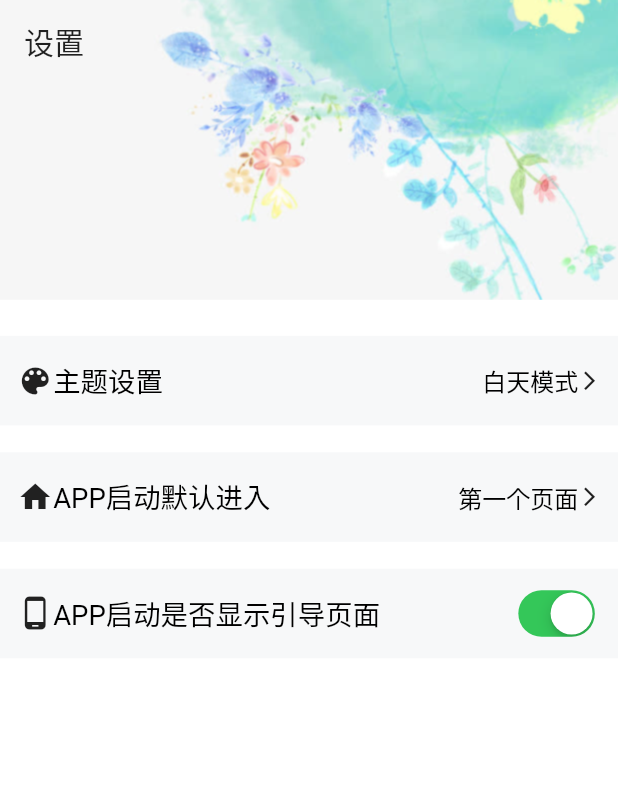
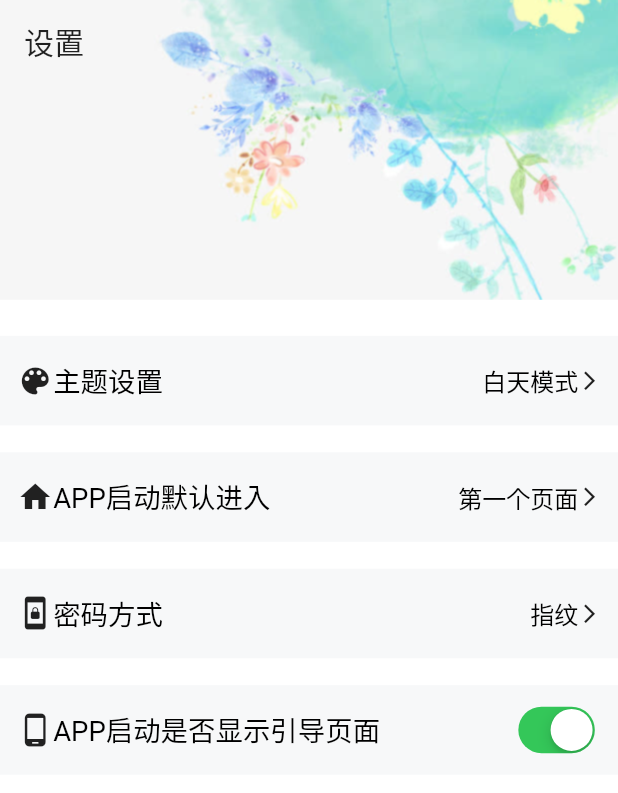
Before and after one commit to kmarryme/flutter_utils_app, a Flutter app: the Setting widget shown alone on an empty page, opened directly, on a phone screen of 412 x 824 dp. Shown: the top 793 px of the screen. Run offline on Flutter 3.47's test engine with Material 2 defaults, Android fonts, the phone set to English and light mode, and no system bars; our stand-ins replace dio, flutter_screenutil, flutter_slidable, flutter_svg, shared_preferences; missing offline and left inert: fab_circular_menu, share_extend; accounts and stored records are empty.

Commit message:
设置页面

```diff
--- a/flutter_introduce/lib/index/index.dart
+++ b/flutter_introduce/lib/index/index.dart
@@ -47,14 +47,14 @@ class _IndexState extends State<Index> {
         animationDuration: Duration(milliseconds: 500),
         options: getItemList(),
         child: Container(
-          decoration: BoxDecoration(
-            image: DecorationImage(
-              image: AssetImage("images/bg1.jpg"),
-              fit: BoxFit.fitHeight
-            )
-          ),
+          // decoration: BoxDecoration(
+          //   image: DecorationImage(
+          //     image: AssetImage("images/bg1.jpg"),
+          //     fit: BoxFit.fitHeight
+          //   )
+          // ),
           child: Scaffold(
-            backgroundColor: Colors.transparent,
+            // backgroundColor: Colors.transparent,
             resizeToAvoidBottomInset: false,
             body: Container(
               padding: EdgeInsets.only(
--- a/flutter_introduce/lib/main/system/setting.dart
+++ b/flutter_introduce/lib/main/system/setting.dart
@@ -64,6 +64,7 @@ class _SettingState extends State<Setting> {
                 children: <Widget>[
                   SettingTheme(),
                   StartUp(),
+                  SecretProtection(),
                   GuideSetting(),
                 ],
               ),
@@ -90,7 +91,7 @@ class _SettingThemeState extends State<SettingTheme> {
   @override
   void initState() {
     utilsGetData(CachingKey.app_theme_key, 'bool').then((val) {
-      if(val != null){
+      if (val != null) {
         setState(() {
           appThemeFlag = val;
         });
@@ -250,6 +251,65 @@ class _StartUpState extends State<StartUp> {
   }
 }
 
+class SecretProtection extends StatefulWidget {
+  SecretProtection({Key key}) : super(key: key);
+
+  @override
+  _SecretProtectionState createState() => _SecretProtectionState();
+}
+
+class _SecretProtectionState extends State<SecretProtection> {
+  @override
+  Widget build(BuildContext context) {
+    return InkWell(
+      child: Container(
+        height: ScreenUtil().setHeight(50),
+        color: Theme.of(context).backgroundColor,
+        margin: EdgeInsets.only(
+          top: ScreenUtil().setHeight(15),
+        ),
+        padding: EdgeInsets.symmetric(
+          horizontal: ScreenUtil().setWidth(10),
+          vertical: ScreenUtil().setHeight(10),
+        ),
+        child: Row(
+          mainAxisAlignment: MainAxisAlignment.spaceBetween,
+          children: <Widget>[
+            Row(
+              children: <Widget>[
+                Icon(Icons.screen_lock_portrait),
+                Text(
+                  "密码方式",
+                  style: TextStyle(
+                    fontSize: ScreenUtil().setSp(16),
+                  ),
+                ),
+              ],
+            ),
+            Row(
+              children: <Widget>[
+                Text(
+                  "指纹",//密码  图案
+                  style: TextStyle(
+                    fontSize: ScreenUtil().setSp(14),
+                  ),
+                ),
+                Icon(
+                  Icons.arrow_forward_ios,
+                  size: 15,
+                ),
+              ],
+            ),
+          ],
+        ),
+      ),
+      onTap: (){
+
+      },
+    );
+  }
+}
+
 class GuideSetting extends StatefulWidget {
   GuideSetting({Key key}) : super(key: key);
 
@@ -263,8 +323,8 @@ class _GuideSettingState extends State<GuideSetting> {
   @override
   void initState() {
     super.initState();
-    utilsGetData(CachingKey.guide_key, 'bool').then((val){
-      if(val != null){
+    utilsGetData(CachingKey.guide_key, 'bool').then((val) {
+      if (val != null) {
         setState(() {
           switchFlag = val;
         });
@@ -300,7 +360,7 @@ class _GuideSettingState extends State<GuideSetting> {
           ),
           CupertinoSwitch(
             value: switchFlag,
-            onChanged: (val){
+            onChanged: (val) {
               setState(() {
                 switchFlag = val;
               });
@@ -312,6 +372,7 @@ class _GuideSettingState extends State<GuideSetting> {
     );
   }
 }
+
 
 class Select extends StatefulWidget {
   final int initIndex;
```
